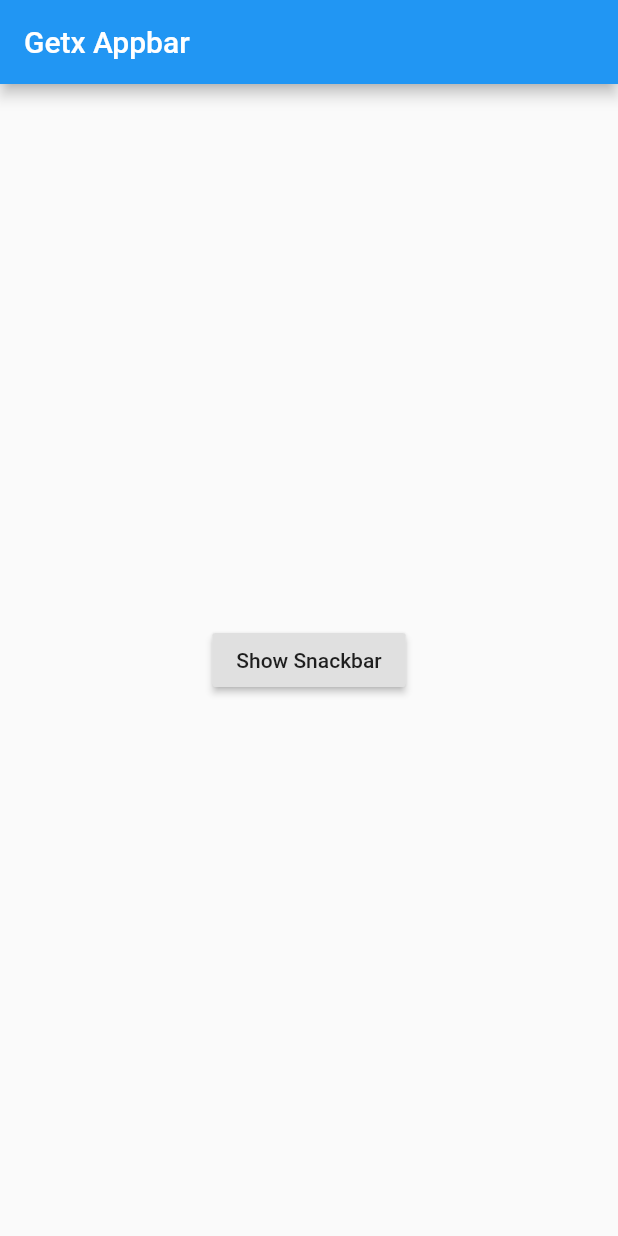
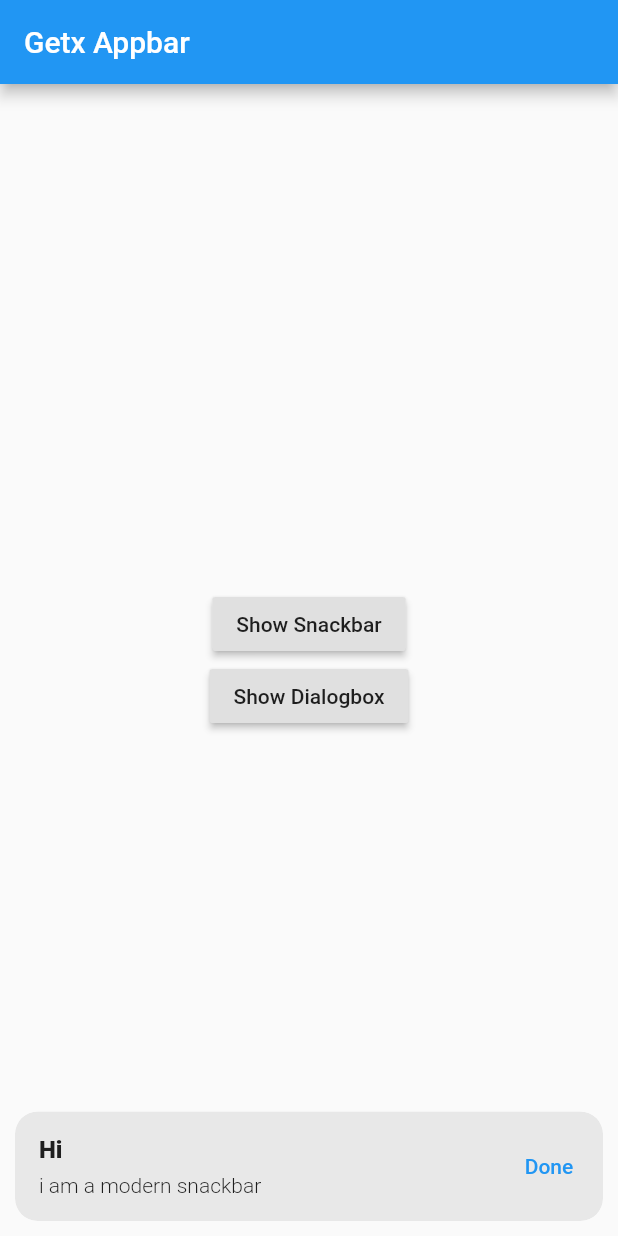
Before and after one commit to ravikesh4/flutter_getx, a Flutter app: the screen it shows after launch, after a tap on "Show Snackbar", on a phone screen of 412 x 824 dp. Run offline on Flutter 3.47's test engine with Material 2 defaults, Android fonts, the phone set to English and light mode, and no system bars; our stand-ins replace get.

Commit message:
dialog-box

```diff
--- a/lib/homepage.dart
+++ b/lib/homepage.dart
@@ -22,14 +22,28 @@ class Homepage extends StatelessWidget {
                     snackPosition: SnackPosition.BOTTOM,
                     // backgroundColor: Colors.red,
                     margin: EdgeInsets.all(10),
-                    // mainButton: TextButton(
-                    //   onPressed: () {},
-                    //   child: Text('Done'),
-                    // ),
+                    mainButton: TextButton(
+                      onPressed: () {
+                        Get.back();
+                      },
+                      child: Text('Done'),
+                    ),
                     isDismissible: true,
-                    duration: Duration(milliseconds: 1000));
+                    duration: Duration(milliseconds: 5000));
               },
               child: Text('Show Snackbar'),
+            ),
+            RaisedButton(
+              onPressed: () {
+                Get.defaultDialog(
+                  title: 'Are you sure?',
+                  content: Text('By clicking data will be deleted'),
+                  textCancel: 'No',
+                  textConfirm: 'Yes',
+                  onConfirm: () => Get.back(),
+                );
+              },
+              child: Text('Show Dialogbox'),
             )
           ],
         ),
```
